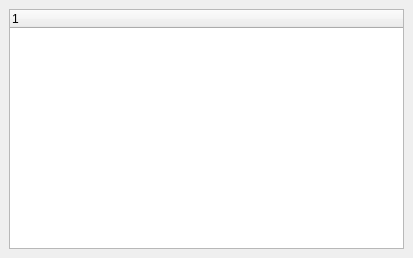
Above: src/qt-console/jobs/jobs.ui from naszaklasa/bacula before the change. Below: the same form after it.
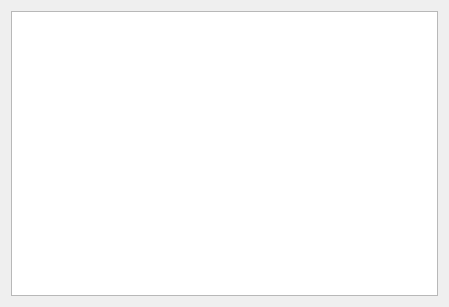
That is the form after the change. Icons and pictures are not drawn.

Patch:
```diff
--- a/src/qt-console/jobs/jobs.ui
+++ b/src/qt-console/jobs/jobs.ui
@@ -5,22 +5,16 @@
    <rect>
     <x>0</x>
     <y>0</y>
-    <width>413</width>
-    <height>258</height>
+    <width>449</width>
+    <height>307</height>
    </rect>
   </property>
   <property name="windowTitle" >
    <string>Client Tree</string>
   </property>
   <layout class="QGridLayout" >
-   <property name="margin" >
-    <number>9</number>
-   </property>
-   <property name="spacing" >
-    <number>6</number>
-   </property>
    <item row="0" column="0" >
-    <widget class="QTreeWidget" name="mp_treeWidget" />
+    <widget class="QTableWidget" name="tableWidget" />
    </item>
   </layout>
   <action name="actionRefreshJobs" >
```
